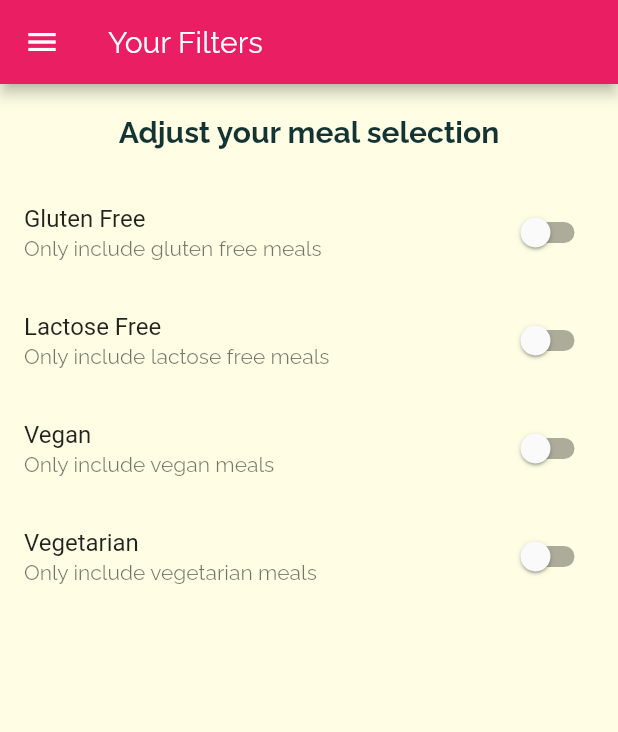
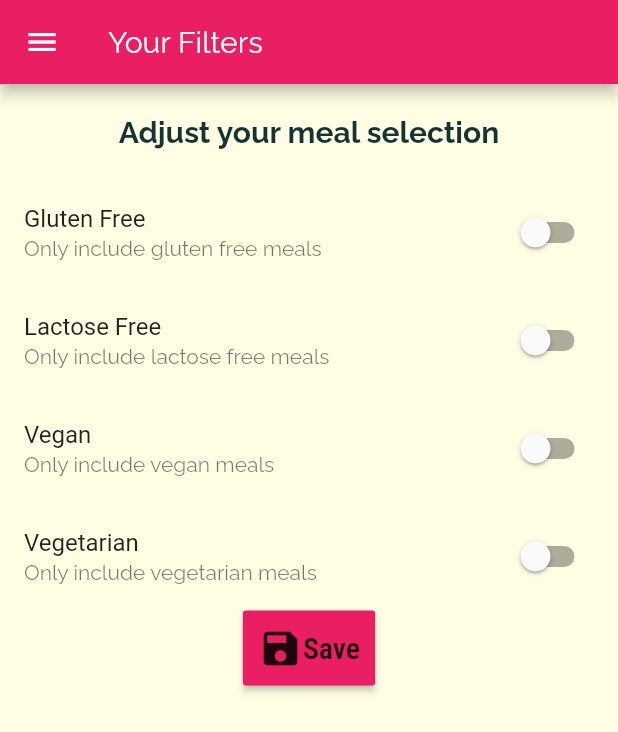
Before and after one commit to ankanSikdar/flutter-meals-app, a Flutter app: the FiltersScreen screen opened by its route, on a phone screen of 412 x 824 dp. Shown: the top 732 px of the screen. Run offline on Flutter 3.47's test engine with Material 2 defaults, Android fonts, the phone set to English and light mode, and no system bars; Roboto replaces fonts that are missing (Roboto Condensed).

Commit message:
Implemented Filtering of Meals

```diff
--- a/lib/main.dart
+++ b/lib/main.dart
@@ -1,4 +1,6 @@
 import 'package:flutter/material.dart';
+import 'package:meals_app/dummy_data.dart';
+import 'package:meals_app/models/meal.dart';
 import 'package:meals_app/screens/categories_screen.dart';
 import 'package:meals_app/screens/category_meals_screen.dart';
 import 'package:meals_app/screens/filters_screen.dart';
@@ -9,7 +11,43 @@ void main() {
   runApp(MyApp());
 }
 
-class MyApp extends StatelessWidget {
+class MyApp extends StatefulWidget {
+  @override
+  _MyAppState createState() => _MyAppState();
+}
+
+class _MyAppState extends State<MyApp> {
+  Map<String, bool> _filters = {
+    'gluten': false,
+    'lactose': false,
+    'vegan': false,
+    'vegetarian': false,
+  };
+
+  List<Meal> _avialableMeals = DUMMY_MEALS;
+
+  void _setFilters(Map<String, bool> currentFilters) {
+    setState(() {
+      _filters = currentFilters;
+
+      _avialableMeals = DUMMY_MEALS.where((meal) {
+        if (!meal.isGlutenFree && _filters['gluten']) {
+          return false;
+        }
+        if (!meal.isLactoseFree && _filters['lactose']) {
+          return false;
+        }
+        if (!meal.isVegan && _filters['vegan']) {
+          return false;
+        }
+        if (!meal.isVegetarian && _filters['vegetarian']) {
+          return false;
+        }
+        return true;
+      }).toList();
+    });
+  }
+
   @override
   Widget build(BuildContext context) {
     return MaterialApp(
@@ -36,9 +74,14 @@ class MyApp extends StatelessWidget {
       routes: {
         '/': (context) => TabsScreen(),
         '/categories': (context) => CategoriesScreen(),
-        '/category-meals': (context) => CategoryMealsScreen(),
+        '/category-meals': (context) => CategoryMealsScreen(
+              availabelMeals: _avialableMeals,
+            ),
         '/meal-details': (context) => MealDetailsScreen(),
-        '/filters': (context) => FiltersScreen(),
+        '/filters': (context) => FiltersScreen(
+              filters: _filters,
+              onSave: _setFilters,
+            ),
       },
     );
   }
--- a/lib/screens/filters_screen.dart
+++ b/lib/screens/filters_screen.dart
@@ -2,6 +2,11 @@ import 'package:flutter/material.dart';
 import 'package:meals_app/widgets/main_drawer.dart';
 
 class FiltersScreen extends StatefulWidget {
+  final Function onSave;
+  final Map<String, bool> filters;
+
+  FiltersScreen({this.filters, this.onSave});
+
   @override
   _FiltersScreenState createState() => _FiltersScreenState();
 }
@@ -11,6 +16,15 @@ class _FiltersScreenState extends State<FiltersScreen> {
   bool _lactoseFree = false;
   bool _vegan = false;
   bool _vegetarian = false;
+
+  @override
+  initState() {
+    super.initState();
+    _glutenFree = widget.filters['gluten'];
+    _lactoseFree = widget.filters['lactose'];
+    _vegan = widget.filters['vegan'];
+    _vegetarian = widget.filters['vegetarian'];
+  }
 
   Widget switchListBuilder(
       {String title, String subtitle, bool value, Function onChange}) {
@@ -84,9 +98,35 @@ class _FiltersScreenState extends State<FiltersScreen> {
                     });
                   },
                 ),
+                RaisedButton(
+                  color: Theme.of(context).primaryColor,
+                  padding: EdgeInsets.all(10),
+                  onPressed: () {
+                    widget.onSave({
+                      'gluten': _glutenFree,
+                      'lactose': _lactoseFree,
+                      'vegan': _vegan,
+                      'vegetarian': _vegetarian,
+                    });
+                    Navigator.pushReplacementNamed(context, '/');
+                  },
+                  child: Row(
+                    mainAxisSize: MainAxisSize.min,
+                    children: [
+                      Icon(
+                        Icons.save,
+                        size: 30,
+                      ),
+                      Text(
+                        'Save',
+                        style: Theme.of(context).textTheme.headline6,
+                      ),
+                    ],
+                  ),
+                )
               ],
             ),
-          )
+          ),
         ],
       ),
     );
```
Also changed, not shown: lib/screens/category_meals_screen.dart (+6 -2 lines).
